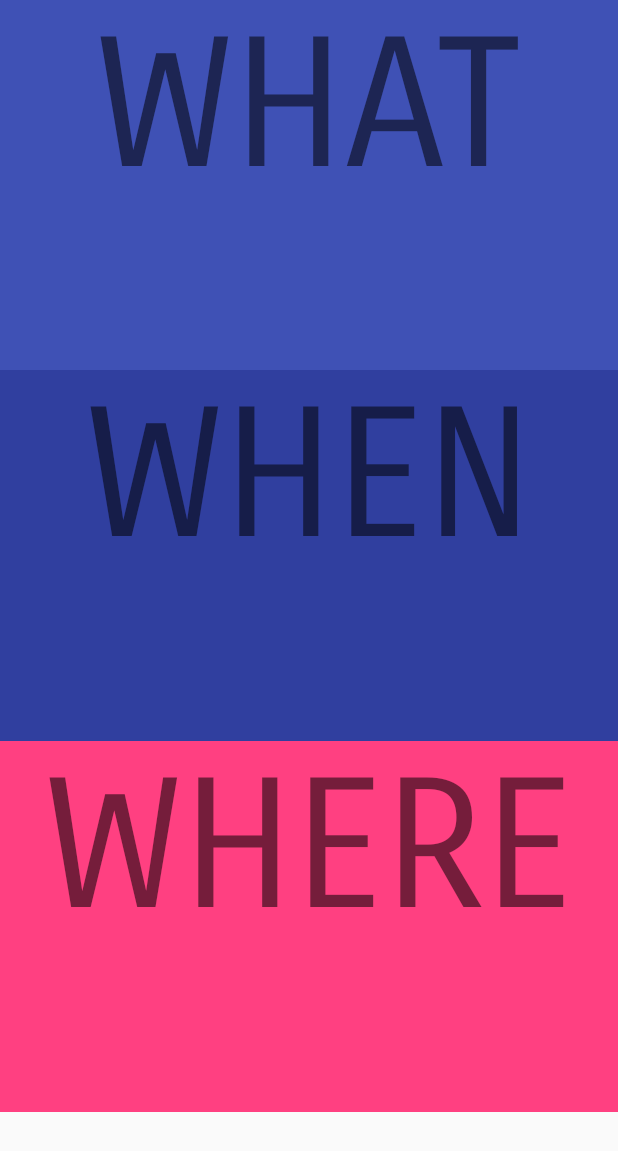
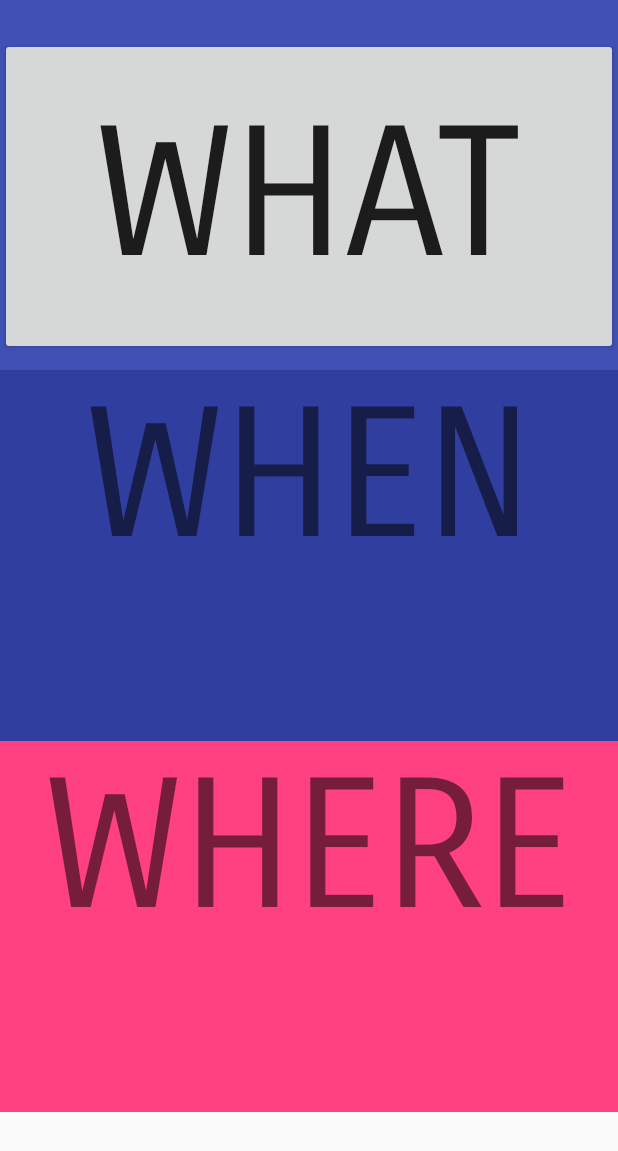
Before and after one commit to Toyboat/F16-ITSMAP-App-Project-Group-25, an Android app: the LostActivity screen opened directly, with no data from a screen before it, on a phone screen of 412 x 824 dp. Shown: the top 1151 px of the screen. Run offline under Robolectric (Android 15) with nearby library versions, the phone set to English and light mode, and no system bars.

Commit message:
fragments

```diff
--- a/FinalProject/app/src/main/java/com/example/victor/finalproject/Fragments/WhatFragment.java
+++ b/FinalProject/app/src/main/java/com/example/victor/finalproject/Fragments/WhatFragment.java
@@ -7,6 +7,9 @@ import android.support.v4.app.Fragment;
 import android.view.LayoutInflater;
 import android.view.View;
 import android.view.ViewGroup;
+import android.widget.Button;
+import android.widget.TextView;
+import android.widget.Toast;
 
 import com.example.victor.finalproject.R;
 
@@ -27,6 +30,7 @@ public class WhatFragment extends Fragment {
     private String mParam1;
     private String mParam2;
     private WhatFragmentListener mListener;
+    private Button what;
 
     public WhatFragment() {
         // Required empty public constructor
@@ -57,11 +61,20 @@ public class WhatFragment extends Fragment {
             mParam1 = getArguments().getString(ARG_PARAM1);
             mParam2 = getArguments().getString(ARG_PARAM2);
         }
+
     }
 
     @Override
-    public View onCreateView(LayoutInflater inflater, ViewGroup container,
-                             Bundle savedInstanceState) {
+    public View onCreateView(LayoutInflater inflater, ViewGroup container, Bundle savedInstanceState) {
+        View view = inflater.inflate(R.layout.fragment_what, container, false);
+        what = (Button) view.findViewById(R.id.whatfragmentButton);
+        what.setOnClickListener(new View.OnClickListener() {
+            @Override
+            public void onClick(View v) {
+                Toast toast = Toast.makeText(getContext(), "Clicked!", Toast.LENGTH_SHORT);
+                toast.show();
+            }
+        });
         // Inflate the layout for this fragment
         return inflater.inflate(R.layout.fragment_what, container, false);
     }
--- a/FinalProject/app/src/main/java/com/example/victor/finalproject/LostActivity.java
+++ b/FinalProject/app/src/main/java/com/example/victor/finalproject/LostActivity.java
@@ -1,7 +1,11 @@
 package com.example.victor.finalproject;
 
+import android.app.FragmentManager;
+import android.content.res.Configuration;
 import android.net.Uri;
 import android.support.v4.app.FragmentActivity;
+import android.support.v4.app.Fragment;
+import android.support.v4.app.FragmentTransaction;
 import android.support.v7.app.AppCompatActivity;
 import android.os.Bundle;
 
@@ -16,6 +20,10 @@ public class LostActivity extends FragmentActivity
     protected void onCreate(Bundle savedInstanceState) {
         super.onCreate(savedInstanceState);
         setContentView(R.layout.activity_lost);
+        FragmentManager fm = getFragmentManager();
+        //FragmentTransaction ft = fm.beginTransaction();
+        Configuration config = getResources().getConfiguration();
+
     }
 
     @Override
--- a/FinalProject/app/src/main/res/layout/fragment_what.xml
+++ b/FinalProject/app/src/main/res/layout/fragment_what.xml
@@ -8,7 +8,10 @@
     >
 
     <!-- TODO: Update blank fragment layout -->
-    <TextView
+    <Button
+        android:id="@+id/whatfragmentButton"
+        android:layout_marginTop="25dp"
+        android:layout_marginBottom="10dp"
         android:layout_width="match_parent"
         android:layout_height="match_parent"
         android:text="@string/menu_what"
@@ -16,6 +19,7 @@
         android:textSize="120sp"
         android:layout_gravity="center_horizontal|top"
         android:textAlignment="center"
+
         />
 
 </FrameLayout>
```
